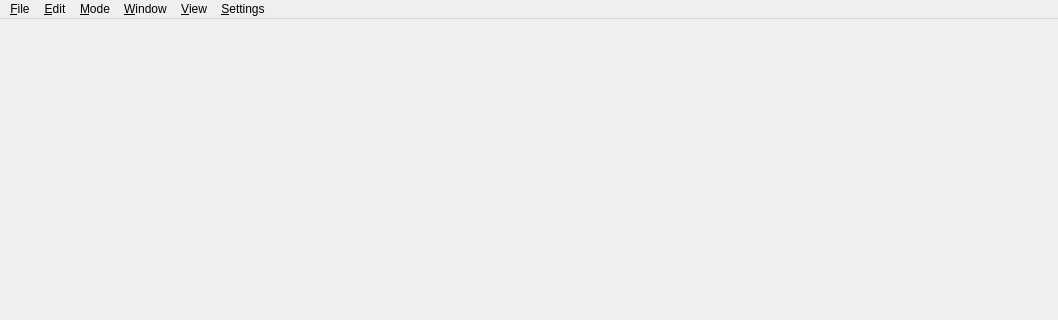
SeisComP/main, file apps/gui-qt/scrttv/mainwindow.ui: the form before one commit; both pictures show x 0 to 1058 and y 0 to 320 of the 1058 by 844 pixel window.
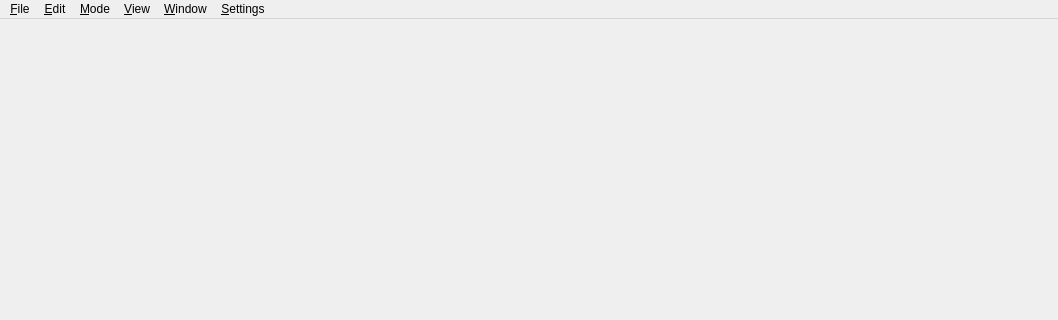
The form after the commit.

```diff
--- a/apps/gui-qt/scrttv/mainwindow.ui
+++ b/apps/gui-qt/scrttv/mainwindow.ui
@@ -123,8 +123,8 @@
    <addaction name="menuFile"/>
    <addaction name="menuEdit"/>
    <addaction name="menuMode"/>
-   <addaction name="menuWindow"/>
    <addaction name="menuView"/>
+   <addaction name="menuWindow"/>
    <addaction name="menuSettings"/>
   </widget>
   <widget class="QStatusBar" name="statusbar">
```
Left out of the diff: 40 changed lines with no effect on the pictures.
